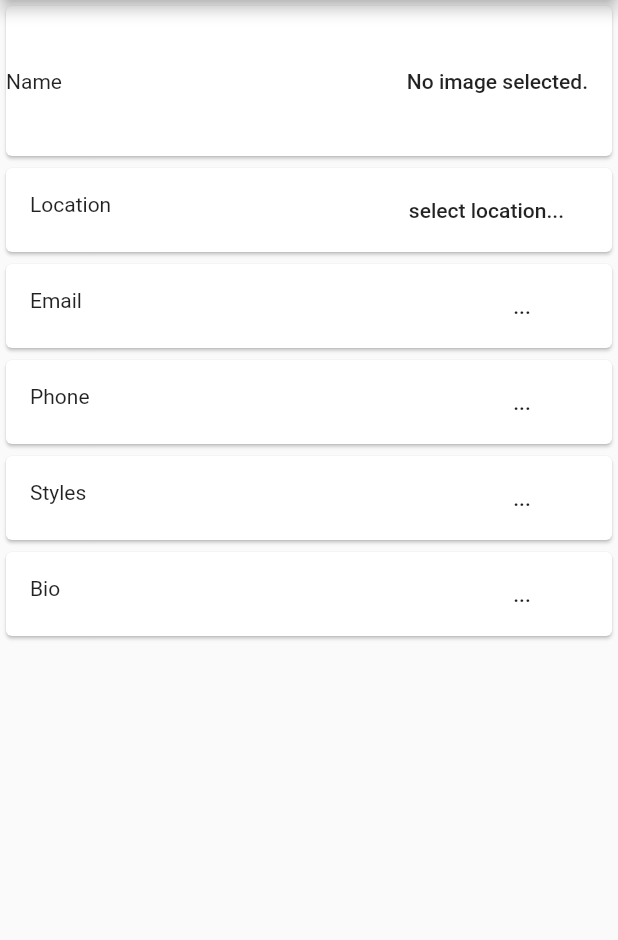
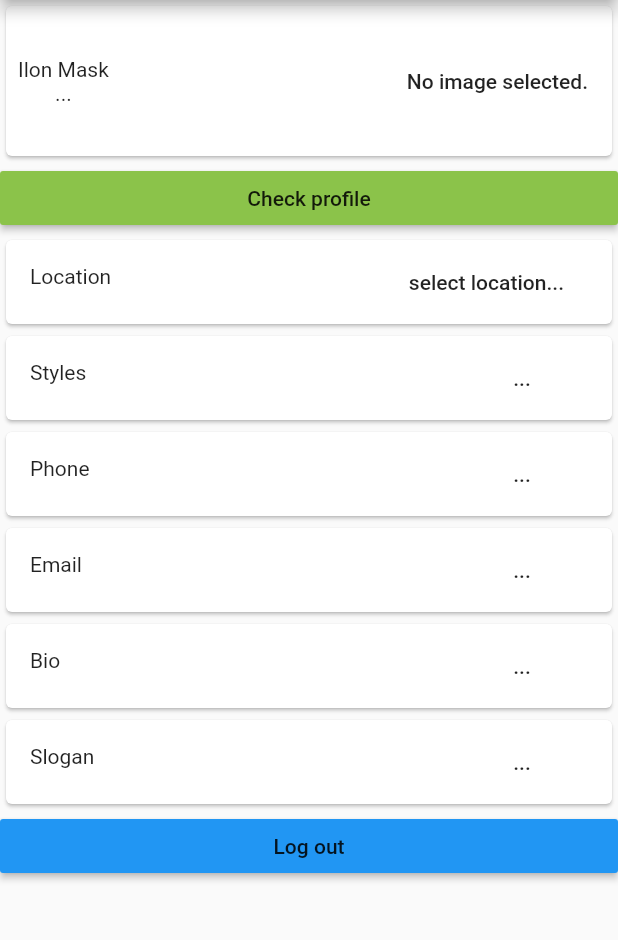
Before and after one commit to yaxinr/photographers, a Flutter app: the screen it shows after launch, on a phone screen of 412 x 824 dp, the part 84-1024 px from its top. Run offline on Flutter 3.47's test engine with Material 2 defaults, Android fonts, the phone set to English and light mode, and no system bars; our stand-ins replace email_validator, image_picker; missing offline and left inert: google_maps_place_picker.

Commit message:
profile slogan editor and layout

```diff
--- a/lib/main.dart
+++ b/lib/main.dart
@@ -58,6 +58,7 @@ class _ProfileWidgetState extends State<ProfileWidget> {
   String _email;
   String _phone;
   String _bio;
+  String _slogan;
   String _styles;
   File _image;
   PickResult _location;
@@ -93,14 +94,23 @@ class _ProfileWidgetState extends State<ProfileWidget> {
       appBar: AppBar(
         title: Text(widget.title),
       ),
-      body: Center(
+      body: SingleChildScrollView(
         child: Column(
+          crossAxisAlignment: CrossAxisAlignment.stretch,
           children: <Widget>[
             Card(
               child: Row(
                   mainAxisAlignment: MainAxisAlignment.spaceBetween,
                   children: <Widget>[
-                    Text('Name'),
+                    Padding(
+                      padding: const EdgeInsets.all(8.0),
+                      child: Column(
+                        children: <Widget>[
+                          Text('Ilon Mask'),
+                          Text(fmtValue(_slogan, ' '))
+                        ],
+                      ),
+                    ),
                     Container(
                       height: 100,
                       child: FlatButton(
@@ -115,6 +125,11 @@ class _ProfileWidgetState extends State<ProfileWidget> {
                     ),
                   ]),
             ),
+            RaisedButton(
+              color: Colors.lightGreen,
+              child: Text('Check profile'),
+              onPressed: () {},
+            ),
             Card(
               child: ListTile(
                 leading: Text('Location'),
@@ -127,6 +142,36 @@ class _ProfileWidgetState extends State<ProfileWidget> {
                         ? 'select location...'
                         : '${_location.formattedAddress}',
                   ),
+                ),
+              ),
+            ),
+            Card(
+              child: ListTile(
+                leading: Text('Styles'),
+                trailing: FlatButton(
+                  onPressed: () => _showStylesEditor(context),
+                  child: Text(fmtValue(_styles, ', ')),
+                ),
+              ),
+            ),
+            Card(
+              child: ListTile(
+                leading: Text('Phone'),
+                trailing: FlatButton(
+                  onPressed: () async {
+                    final result = await Navigator.push(
+                      context,
+                      MaterialPageRoute(
+                          builder: (context) => PhoneEditorWidget(
+                                textValue: _phone,
+                                caption: 'Phone',
+                              )),
+                    );
+                    if (!(result?.isEmpty ?? true)) {
+                      setState(() => _phone = result);
+                    }
+                  },
+                  child: Text(_phone ?? '...'),
                 ),
               ),
             ),
@@ -153,50 +198,38 @@ class _ProfileWidgetState extends State<ProfileWidget> {
             ),
             Card(
               child: ListTile(
-                leading: Text('Phone'),
+                leading: Text('Bio'),
+                trailing: FlatButton(
+                  onPressed: () => _showBioEditor(context),
+                  child: Text(fmtValue(_bio, ' ')),
+                ),
+              ),
+            ),
+            Card(
+              child: ListTile(
+                leading: Text('Slogan'),
                 trailing: FlatButton(
                   onPressed: () async {
                     final result = await Navigator.push(
                       context,
                       MaterialPageRoute(
-                          builder: (context) => PhoneEditorWidget(
-                                textValue: _phone,
-                                caption: 'Phone',
+                          builder: (context) => MemoEditorWidget(
+                                textValue: _slogan,
+                                caption: 'Slogan',
                               )),
                     );
                     if (!(result?.isEmpty ?? true)) {
-                      setState(() => _phone = result);
+                      setState(() => _slogan = result);
                     }
                   },
-                  child: Text(_phone ?? '...'),
+                  child: Text(fmtValue(_slogan, ' ')),
                 ),
               ),
             ),
-            Card(
-              child: ListTile(
-                leading: Text('Styles'),
-                trailing: FlatButton(
-                  onPressed: () {
-                    _showStylesEditor(context);
-                  },
-                  child: Text(
-                    fmtValue(_styles, ', '),
-                  ),
-                ),
-              ),
-            ),
-            Card(
-              child: ListTile(
-                leading: Text('Bio'),
-                trailing: FlatButton(
-                  onPressed: () {
-                    _showBioEditor(context);
-                  },
-                  child: Text(
-                    fmtValue(_bio, ' '),
-                  ),
-                ),
-              ),
+            RaisedButton(
+              color: Colors.blue,
+              child: Text('Log out'),
+              onPressed: () {},
             ),
           ],
         ),
@@ -263,10 +296,8 @@ class MemoEditorWidget extends StatelessWidget {
       appBar: AppBar(
         title: Text(caption),
         actions: <Widget>[
-          RaisedButton(
-            onPressed: () {
-              Navigator.pop(context, textController.text);
-            },
+          FlatButton(
+            onPressed: () => Navigator.pop(context, textController.text),
             child: Text('Ok'),
           ),
         ],
```
